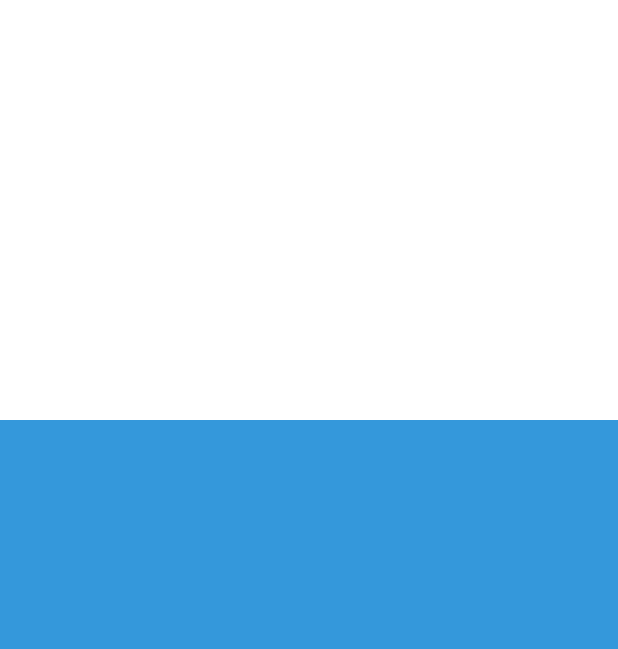
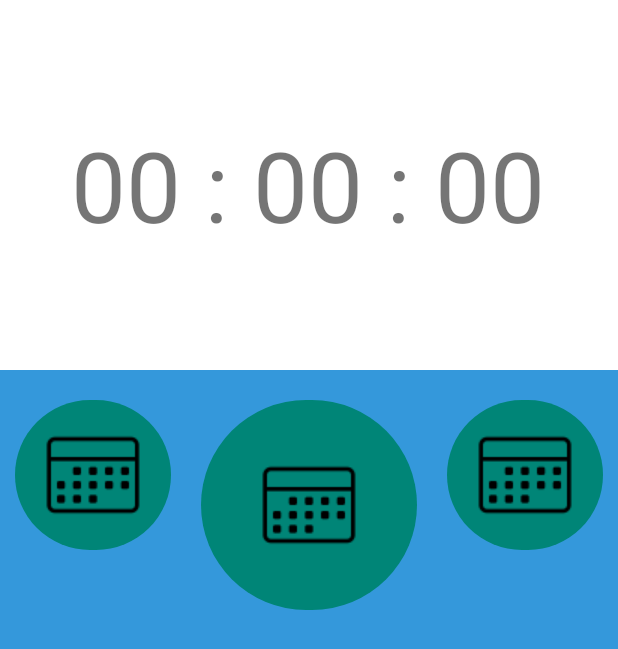
Before and after one commit to pby1360/Training, an Android app: the TimerActivity screen opened directly, with no data from a screen before it, on a phone screen of 412 x 824 dp. Shown: the top 649 px of the screen. Run offline under Robolectric (Android 15) with nearby library versions, the phone set to English and light mode, and no system bars.

Commit message:
timer 디자인

```diff
--- /dev/null
+++ b/app/src/main/res/drawable/circle_button.xml
@@ -0,0 +1,11 @@
+<?xml version="1.0" encoding="utf-8"?>
+<selector xmlns:android="http://schemas.android.com/apk/res/android">
+    <item>
+        <shape android:shape="rectangle">
+            <corners android:radius="1000dp"/>
+            <solid android:color="@color/colorPrimary"/>
+        </shape>
+    </item>
+
+
+</selector>
--- a/app/src/main/res/layout/activity_timer.xml
+++ b/app/src/main/res/layout/activity_timer.xml
@@ -9,16 +9,72 @@
 
     <LinearLayout
 		android:layout_width="match_parent"
-		android:layout_height="280dp"
+		android:layout_height="0dp"
+		android:layout_weight="3"
 		android:orientation="vertical"
-		android:background="#ffffff">
+		android:background="#ffffff"
+		android:gravity="center_vertical|center_horizontal"
+
+		>
+
+		<TextView
+			android:layout_width="330dp"
+			android:layout_height="wrap_content"
+			android:text="00 : 00 : 00"
+			android:textSize="65sp"
+			android:textAlignment="center"
+			/>
 
 	</LinearLayout>
+
 	<LinearLayout
 		android:layout_width="match_parent"
-		android:layout_height="fill_parent"
-		android:orientation="vertical"
-		android:background="#3498DB">
+		android:layout_height="0dp"
+		android:layout_weight="7"
+		android:background="#3498DB"
+		android:orientation="vertical">
+
+		<LinearLayout
+			android:layout_width="match_parent"
+			android:layout_height="0dp"
+			android:layout_weight="4"
+			android:orientation="horizontal"
+			android:layout_marginTop="10dp">
+
+			<ImageButton
+				android:layout_width="60dp"
+				android:layout_height="100dp"
+				android:src="@drawable/icon_calendar"
+				android:background="@drawable/circle_button"
+				android:layout_weight="1"
+				android:layout_margin="10dp"
+				/>
+			<ImageButton
+				android:layout_width="100dp"
+				android:layout_height="140dp"
+				android:src="@drawable/icon_calendar"
+				android:background="@drawable/circle_button"
+				android:layout_weight="1"
+				android:layout_margin="10dp"
+				/>
+			<ImageButton
+				android:layout_width="60dp"
+				android:layout_height="100dp"
+				android:src="@drawable/icon_calendar"
+				android:background="@drawable/circle_button"
+				android:layout_weight="1"
+				android:layout_margin="10dp"
+				/>
+
+		</LinearLayout>
+
+		<LinearLayout
+			android:layout_width="match_parent"
+			android:layout_height="0dp"
+			android:layout_weight="6"
+			android:orientation="vertical">
+
+		</LinearLayout>
 
 	</LinearLayout>
 
```
Also changed, not shown: app/src/main/res/layout/activity_main.xml (+40 -21 lines).
